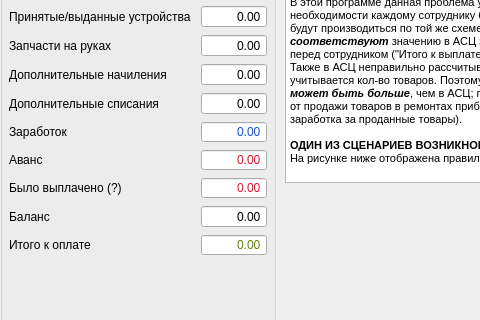
This is widgets/salarytabwidgets/spagesalarysummary.ui in solderercb/snap_crm as Qt 5 draws it before an edit; both pictures show x 0 to 480 and y 138 to 458 of the 1196 by 633 pixel window. The edited form follows.
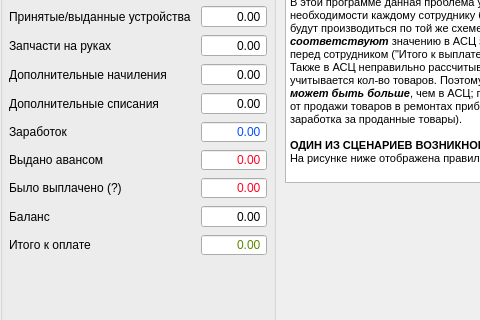
This is the edited form. Icons and pictures are not drawn. Custom widgets are drawn as their Qt base class.

Patch:
```diff
--- a/widgets/salarytabwidgets/spagesalarysummary.ui
+++ b/widgets/salarytabwidgets/spagesalarysummary.ui
@@ -334,7 +334,7 @@
         <item row="9" column="0">
          <widget class="QLabel" name="labelSubsistence">
           <property name="text">
-           <string>Аванс</string>
+           <string>Выдано авансом</string>
           </property>
          </widget>
         </item>
```
Left out of the diff: 7 changed lines with no effect on the pictures.
